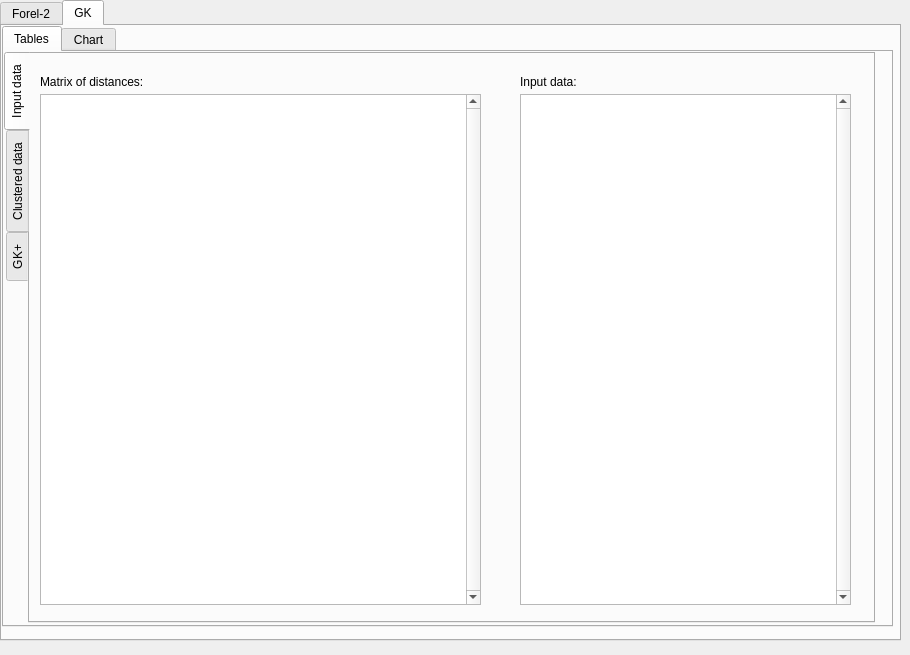
Qt form mainwindow.ui (JIucT/Clasters_Lab1) before a commit.
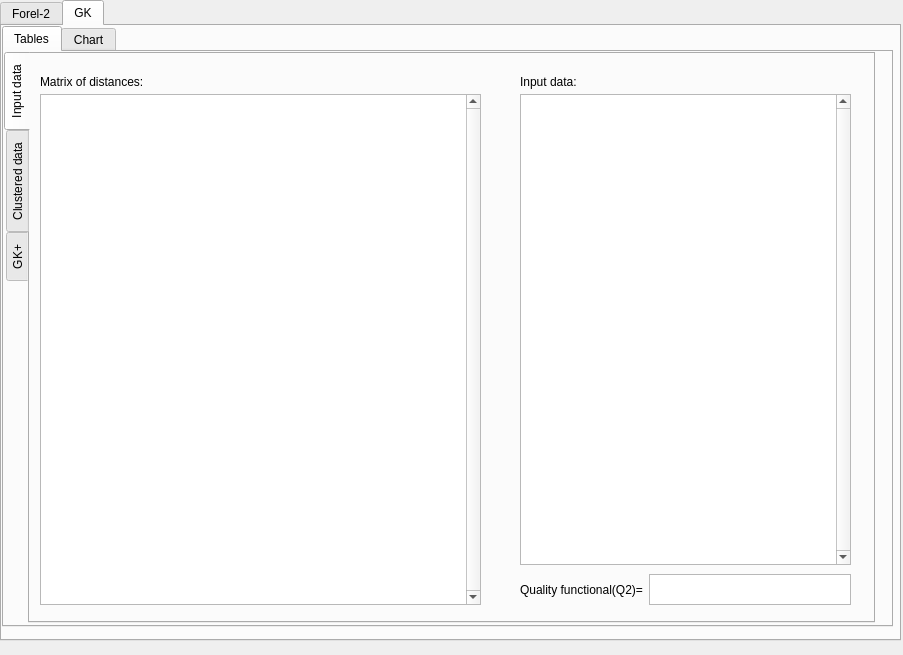
The same form after that commit. The open tabs and pages were chosen to show the change. Custom widgets are drawn as their Qt base class.

Patch:
```diff
--- a/mainwindow.ui
+++ b/mainwindow.ui
@@ -6,7 +6,7 @@
    <rect>
     <x>0</x>
     <y>0</y>
-    <width>910</width>
+    <width>903</width>
     <height>655</height>
    </rect>
   </property>
@@ -605,7 +605,7 @@
             <x>490</x>
             <y>40</y>
             <width>331</width>
-            <height>511</height>
+            <height>471</height>
            </rect>
           </property>
           <property name="verticalScrollBarPolicy">
@@ -723,6 +723,42 @@
            <string>Matrix of distances:</string>
           </property>
          </widget>
+         <widget class="QWidget" name="layoutWidget">
+          <property name="geometry">
+           <rect>
+            <x>490</x>
+            <y>520</y>
+            <width>331</width>
+            <height>31</height>
+           </rect>
+          </property>
+          <layout class="QHBoxLayout" name="horizontalLayout_4">
+           <item>
+            <widget class="QLabel" name="label_8">
+             <property name="text">
+              <string>Quality functional(Q2)=</string>
+             </property>
+            </widget>
+           </item>
+           <item>
+            <widget class="QTableWidget" name="Q2tableWidget_2">
+             <property name="rowCount">
+              <number>0</number>
+             </property>
+             <property name="columnCount">
+              <number>1</number>
+             </property>
+             <attribute name="horizontalHeaderVisible">
+              <bool>false</bool>
+             </attribute>
+             <attribute name="verticalHeaderVisible">
+              <bool>false</bool>
+             </attribute>
+             <column/>
+            </widget>
+           </item>
+          </layout>
+         </widget>
         </widget>
         <widget class="QWidget" name="clusteredtab_2">
          <attribute name="title">
```
Left out of the diff: 15 changed lines with no effect on the pictures.
